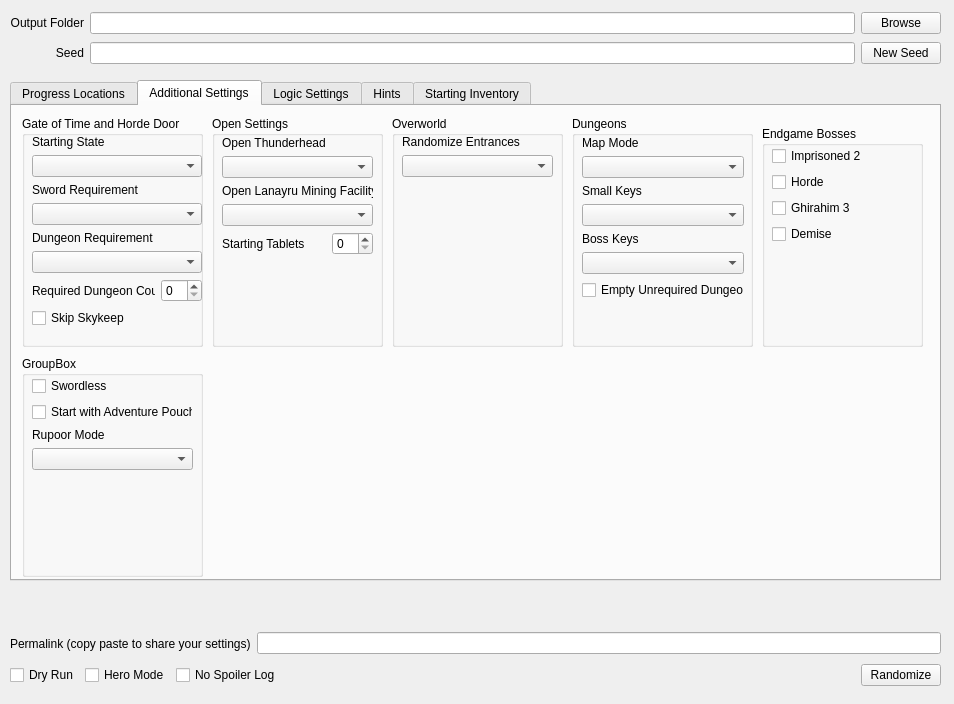
Above: gui/randogui.ui from ssrando/ssrando before the change. Below: the same form after it.
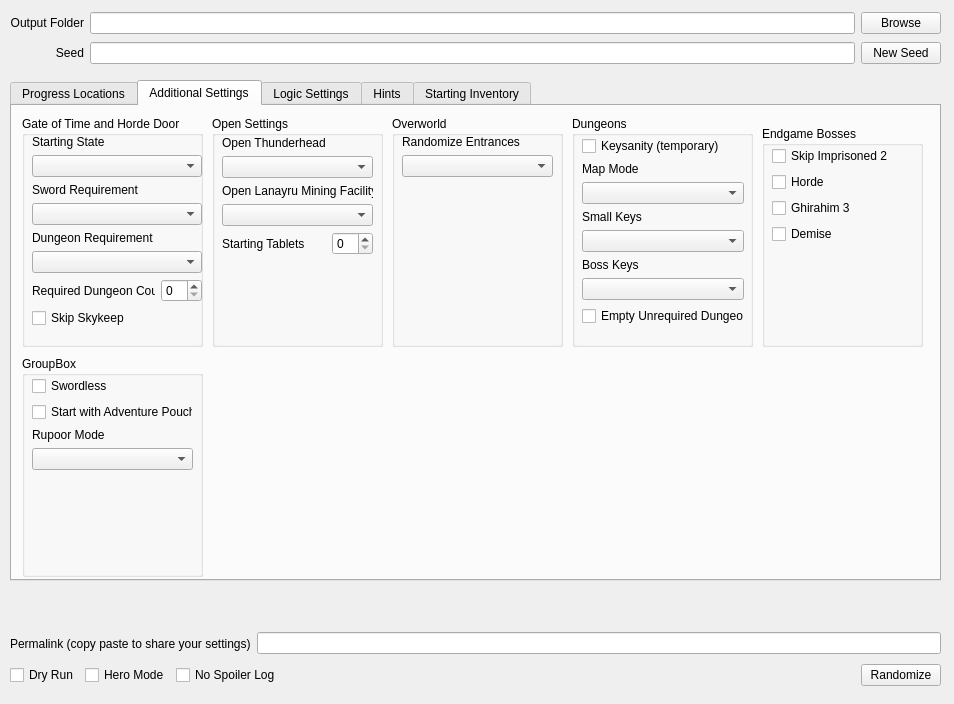
That is the form after the change. The open tabs and pages were chosen to show the change.

Commit message: Fixed up options and finalized merges

The edit to the form file:
```diff
--- a/gui/randogui.ui
+++ b/gui/randogui.ui
@@ -704,10 +704,17 @@
          <x>10</x>
          <y>20</y>
          <width>162</width>
-         <height>201</height>
+         <height>204</height>
         </rect>
        </property>
        <layout class="QVBoxLayout" name="verticalLayout_10">
+        <item>
+         <widget class="QCheckBox" name="option_keysanity">
+          <property name="text">
+           <string>Keysanity (temporary)</string>
+          </property>
+         </widget>
+        </item>
         <item>
          <layout class="QVBoxLayout" name="verticalLayout_11">
           <item>
@@ -798,7 +805,7 @@
         <item>
          <widget class="QCheckBox" name="option_imp_2">
           <property name="text">
-           <string>Imprisoned 2</string>
+           <string>Skip Imprisoned 2</string>
           </property>
          </widget>
         </item>
```
Left out of the diff: 4 changed lines with no effect on the pictures. The commit also changes 6 other files.
